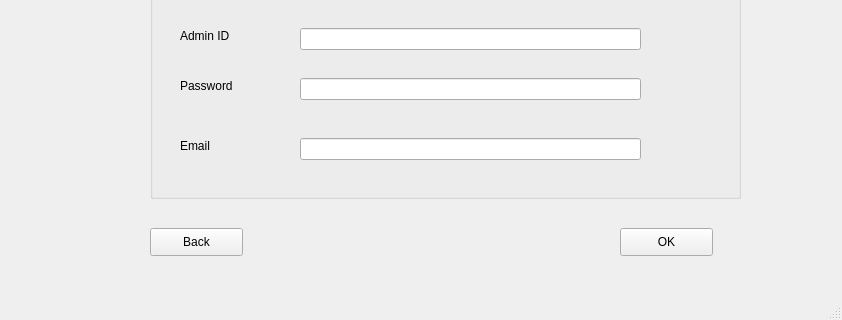
This is create_acc_2.ui in taqiKaAccount/Club-Management-System as Qt 5 draws it before an edit; both pictures show x 0 to 842 and y 502 to 822 of the 842 by 822 pixel window. The edited form follows.
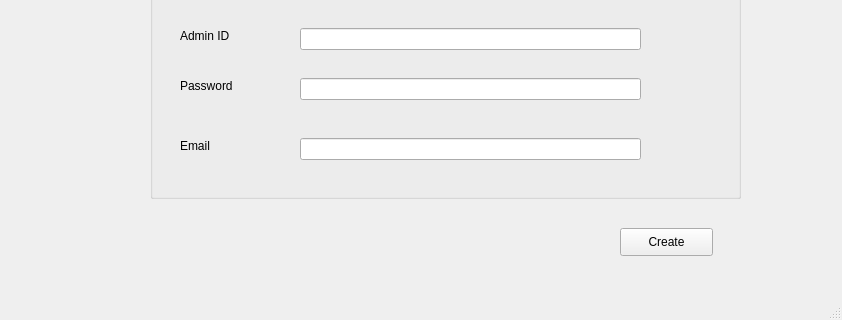
This is the edited form.

```diff
--- a/create_acc_2.ui
+++ b/create_acc_2.ui
@@ -247,19 +247,6 @@
      <string>Email</string>
     </property>
    </widget>
-   <widget class="QPushButton" name="PushButton_Back">
-    <property name="geometry">
-     <rect>
-      <x>150</x>
-      <y>730</y>
-      <width>93</width>
-      <height>28</height>
-     </rect>
-    </property>
-    <property name="text">
-     <string>Back</string>
-    </property>
-   </widget>
    <widget class="QPushButton" name="PushButton_OK">
     <property name="geometry">
      <rect>
@@ -270,7 +257,7 @@
      </rect>
     </property>
     <property name="text">
-     <string>OK</string>
+     <string>Create</string>
     </property>
    </widget>
    <zorder>groupBox</zorder>
```
Left out of the diff: 1 changed line with no effect on the pictures.
